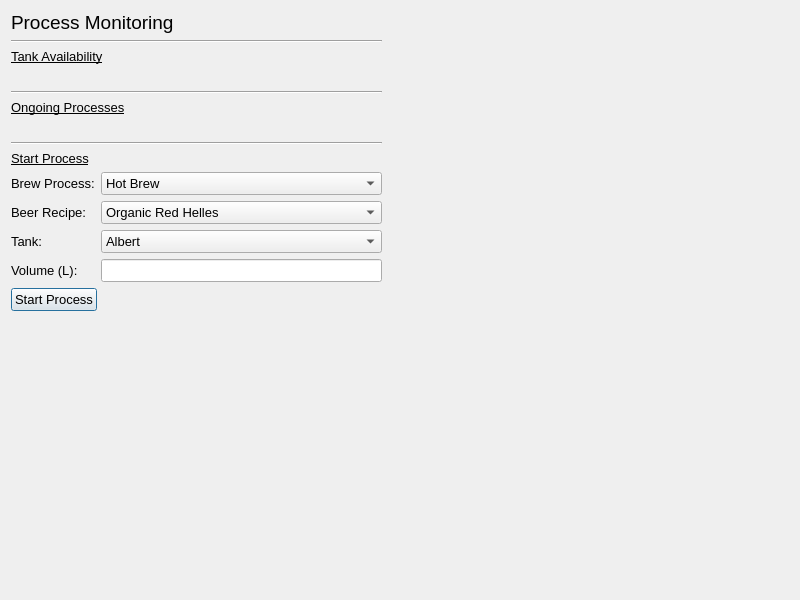
IsaacCheng9/brewhouse-management, file process_monitoring.ui: the form before one commit.
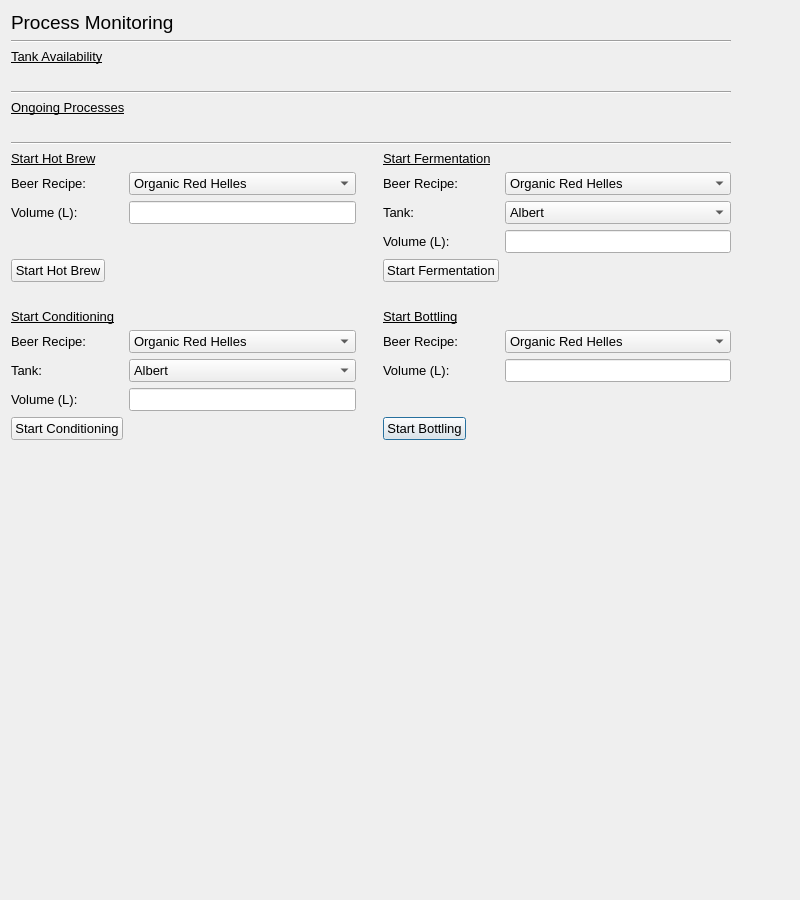
The form after the commit.

Commit message: Separated processes and developed new brew functionality

Patch:
```diff
--- a/process_monitoring.ui
+++ b/process_monitoring.ui
@@ -7,7 +7,7 @@
     <x>0</x>
     <y>0</y>
     <width>800</width>
-    <height>600</height>
+    <height>900</height>
    </rect>
   </property>
   <property name="font">
@@ -45,7 +45,7 @@
         <x>0</x>
         <y>0</y>
         <width>778</width>
-        <height>578</height>
+        <height>878</height>
        </rect>
       </property>
       <widget class="QWidget" name="verticalLayoutWidget">
@@ -53,8 +53,8 @@
         <rect>
          <x>0</x>
          <y>0</y>
-         <width>371</width>
-         <height>571</height>
+         <width>720</width>
+         <height>871</height>
         </rect>
        </property>
        <layout class="QVBoxLayout" name="vert_layout_monitoring">
@@ -133,21 +133,154 @@
           </property>
          </widget>
         </item>
-        <item>
-         <widget class="QLabel" name="lbl_start_process">
-          <property name="font">
-           <font>
-            <underline>true</underline>
-            <kerning>true</kerning>
-           </font>
-          </property>
-          <property name="text">
-           <string>Start Process</string>
-          </property>
-         </widget>
-        </item>
         <item>
          <layout class="QGridLayout" name="grid_layout_start_process">
+          <item row="0" column="2">
+           <widget class="QLabel" name="lbl_vertical_placeholder">
+            <property name="text">
+             <string>    </string>
+            </property>
+           </widget>
+          </item>
+          <item row="9" column="0">
+           <widget class="QLabel" name="lbl_condition_volume">
+            <property name="text">
+             <string>Volume (L):</string>
+            </property>
+           </widget>
+          </item>
+          <item row="8" column="4">
+           <widget class="QLineEdit" name="line_edit_bottle_volume"/>
+          </item>
+          <item row="7" column="3">
+           <widget class="QLabel" name="lbl_bottle_recipe">
+            <property name="text">
+             <string>Beer Recipe:</string>
+            </property>
+           </widget>
+          </item>
+          <item row="2" column="4">
+           <widget class="QComboBox" name="combo_box_ferment_tank">
+            <item>
+             <property name="text">
+              <string>Albert</string>
+             </property>
+            </item>
+            <item>
+             <property name="text">
+              <string>Brigadier</string>
+             </property>
+            </item>
+            <item>
+             <property name="text">
+              <string>Camilla</string>
+             </property>
+            </item>
+            <item>
+             <property name="text">
+              <string>Dylon</string>
+             </property>
+            </item>
+            <item>
+             <property name="text">
+              <string>Emily</string>
+             </property>
+            </item>
+            <item>
+             <property name="text">
+              <string>Florence </string>
+             </property>
+            </item>
+            <item>
+             <property name="text">
+              <string>R2D2</string>
+             </property>
+            </item>
+           </widget>
+          </item>
+          <item row="5" column="3">
+           <widget class="QLabel" name="lbl_hori_placeholder">
+            <property name="text">
+             <string/>
+            </property>
+           </widget>
+          </item>
+          <item row="10" column="3" alignment="Qt::AlignLeft">
+           <widget class="QPushButton" name="btn_start_bottling">
+            <property name="text">
+             <string>Start Bottling</string>
+            </property>
+           </widget>
+          </item>
+          <item row="8" column="0">
+           <widget class="QLabel" name="lbl_condition_tank">
+            <property name="text">
+             <string>Tank:</string>
+            </property>
+           </widget>
+          </item>
+          <item row="2" column="1">
+           <widget class="QLineEdit" name="line_edit_brew_volume"/>
+          </item>
+          <item row="3" column="3">
+           <widget class="QLabel" name="lbl_ferment_volume">
+            <property name="text">
+             <string>Volume (L):</string>
+            </property>
+           </widget>
+          </item>
+          <item row="10" column="0" alignment="Qt::AlignLeft">
+           <widget class="QPushButton" name="btn_start_conditioning">
+            <property name="text">
+             <string>Start Conditioning</string>
+            </property>
+           </widget>
+          </item>
+          <item row="9" column="1">
+           <widget class="QLineEdit" name="line_edit_condition_volume"/>
+          </item>
+          <item row="1" column="4">
+           <widget class="QComboBox" name="combo_box_ferment_recipe">
+            <item>
+             <property name="text">
+              <string>Organic Red Helles</string>
+             </property>
+            </item>
+            <item>
+             <property name="text">
+              <string>Organic Pilsner</string>
+             </property>
+            </item>
+            <item>
+             <property name="text">
+              <string>Organic Dunkel</string>
+             </property>
+            </item>
+           </widget>
+          </item>
+          <item row="6" column="3">
+           <widget class="QLabel" name="lbl_start_bottling">
+            <property name="font">
+             <font>
+              <underline>true</underline>
+              <kerning>true</kerning>
+             </font>
+            </property>
+            <property name="text">
+             <string>Start Bottling</string>
+            </property>
+           </widget>
+          </item>
+          <item row="3" column="4">
+           <widget class="QLineEdit" name="line_edit_ferment_volume"/>
+          </item>
+          <item row="2" column="3">
+           <widget class="QLabel" name="lbl_ferment_tank">
+            <property name="text">
+             <string>Tank:</string>
+            </property>
+           </widget>
+          </item>
           <item row="1" column="0">
            <widget class="QLabel" name="lbl_new_recipe">
             <property name="text">
@@ -155,11 +288,45 @@
             </property>
            </widget>
           </item>
-          <item row="0" column="1">
-           <widget class="QComboBox" name="combo_box_new_brew_process">
+          <item row="6" column="0">
+           <widget class="QLabel" name="lbl_start_conditioning">
+            <property name="font">
+             <font>
+              <underline>true</underline>
+              <kerning>true</kerning>
+             </font>
+            </property>
+            <property name="text">
+             <string>Start Conditioning</string>
+            </property>
+           </widget>
+          </item>
+          <item row="8" column="3">
+           <widget class="QLabel" name="lbl_bottle_volume">
+            <property name="text">
+             <string>Volume (L):</string>
+            </property>
+           </widget>
+          </item>
+          <item row="1" column="3">
+           <widget class="QLabel" name="lbl_ferment_recipe">
+            <property name="text">
+             <string>Beer Recipe:</string>
+            </property>
+           </widget>
+          </item>
+          <item row="2" column="0">
+           <widget class="QLabel" name="lbl_brew_volume">
+            <property name="text">
+             <string>Volume (L):</string>
+            </property>
+           </widget>
+          </item>
+          <item row="7" column="4">
+           <widget class="QComboBox" name="combo_box_bottle_recipe">
             <item>
              <property name="text">
-              <string>Hot Brew</string>
+              <string>Organic Red Helles</string>
              </property>
             </item>
             <item>
@@ -198,8 +365,8 @@
             </item>
            </widget>
           </item>
-          <item row="2" column="1">
-           <widget class="QComboBox" name="combo_box_new_tank">
+          <item row="8" column="1">
+           <widget class="QComboBox" name="combo_box_condition_tank">
             <item>
              <property name="text">
               <string>Albert</string>
@@ -240,46 +407,76 @@
               <string>Harry</string>
              </property>
             </item>
+           </widget>
+          </item>
+          <item row="7" column="0">
+           <widget class="QLabel" name="lbl_condition_recipe">
+            <property name="text">
+             <string>Beer Recipe:</string>
+            </property>
+           </widget>
+          </item>
+          <item row="7" column="1">
+           <widget class="QComboBox" name="combo_box_condition_recipe">
             <item>
              <property name="text">
-              <string>R2D2</string>
+              <string>Organic Red Helles</string>
              </property>
             </item>
+            <item>
+             <property name="text">
+              <string>Organic Pilsner</string>
+             </property>
+            </item>
+            <item>
+             <property name="text">
+              <string>Organic Dunkel</string>
+             </property>
+            </item>
+           </widget>
+          </item>
+          <item row="0" column="3">
+           <widget class="QLabel" name="lbl_start_fermentation">
+            <property name="font">
+             <font>
+              <underline>true</underline>
+              <kerning>true</kerning>
+             </font>
+            </property>
+            <property name="text">
+             <string>Start Fermentation</string>
+            </property>
            </widget>
           </item>
           <item row="0" column="0">
-           <widget class="QLabel" name="lbl_new_brew_process">
+           <widget class="QLabel" name="lbl_start_brew">
+            <property name="font">
+             <font>
+              <underline>true</underline>
+              <kerning>true</kerning>
+             </font>
+            </property>
             <property name="text">
-             <string>Brew Process:</string>
+             <string>Start Hot Brew</string>
             </property>
            </widget>
           </item>
-          <item row="3" column="1">
-           <widget class="QLineEdit" name="line_edit_new_volume"/>
-          </item>
-          <item row="2" column="0">
-           <widget class="QLabel" name="lbl_new_tank">
+          <item row="4" column="3" alignment="Qt::AlignLeft">
+           <widget class="QPushButton" name="btn_start_fermentation">
             <property name="text">
-             <string>Tank:</string>
+             <string>Start Fermentation</string>
             </property>
            </widget>
           </item>
-          <item row="3" column="0">
-           <widget class="QLabel" name="lbl_new_volume">
+          <item row="4" column="0" alignment="Qt::AlignLeft">
+           <widget class="QPushButton" name="btn_start_hot_brew">
             <property name="text">
-             <string>Volume (L):</string>
+             <string>Start Hot Brew</string>
             </property>
            </widget>
           </item>
          </layout>
         </item>
-        <item alignment="Qt::AlignLeft">
-         <widget class="QPushButton" name="btn_start_process">
-          <property name="text">
-           <string>Start Process</string>
-          </property>
-         </widget>
-        </item>
         <item>
          <spacer name="vert_spacer_monitoring">
           <property name="orientation">
```
Left out of the diff: 13 changed lines with no effect on the pictures. The commit also changes 3 other files.
